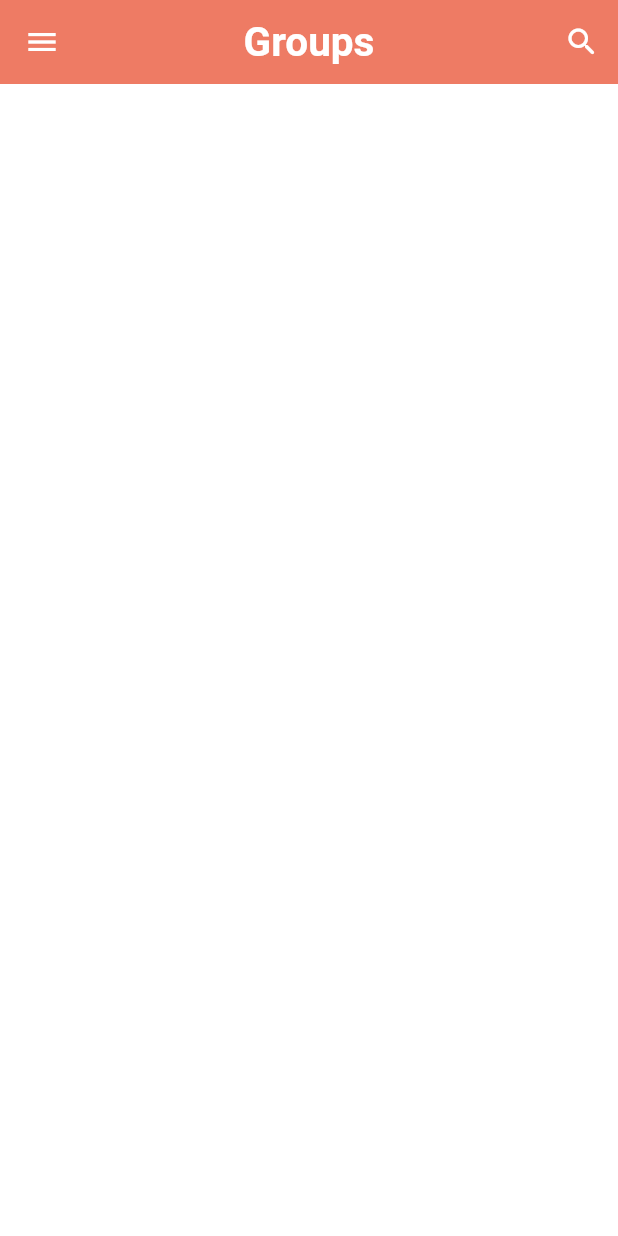
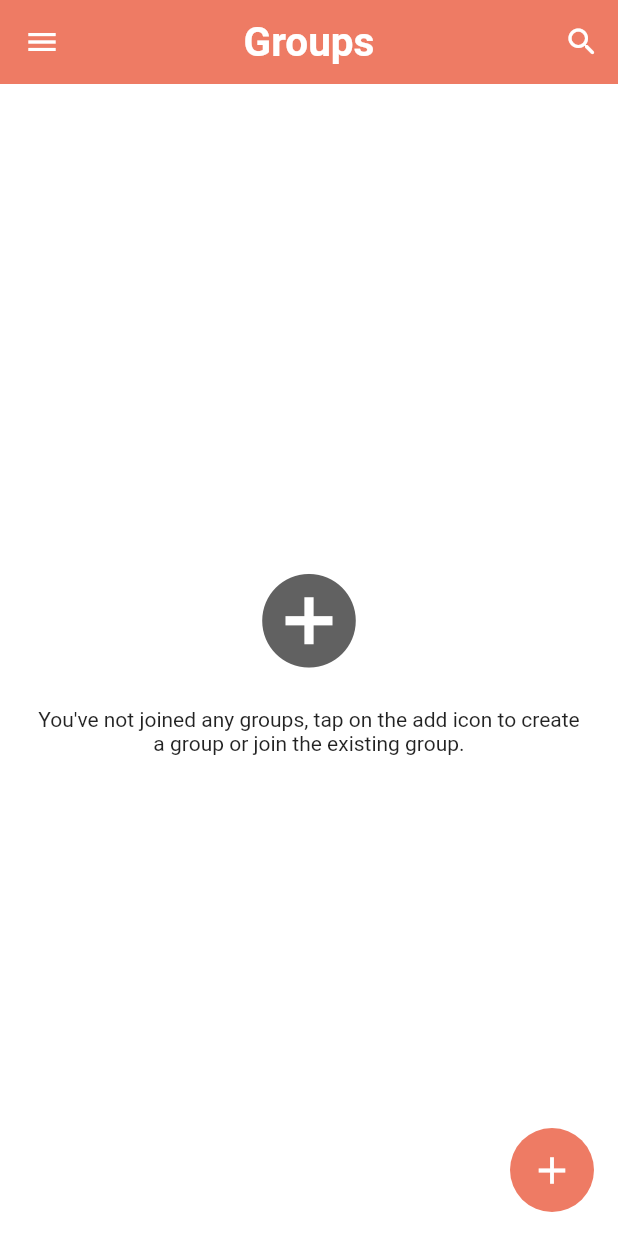
Before and after one commit to harshvarmora28/target_firebase_flutter_app, a Flutter app: the HomePage screen opened directly, on a phone screen of 412 x 824 dp. Run offline on Flutter 3.47's test engine with Material 2 defaults, Android fonts, the light colour scheme and no system bars; our stand-ins replace cloud_firestore, firebase_auth, firebase_core, firebase_storage, shared_preferences; accounts and stored records are empty.

Commit message:
added group button in homepage

```diff
--- a/lib/pages/home_page.dart
+++ b/lib/pages/home_page.dart
@@ -1,9 +1,11 @@
+import 'package:firebase_auth/firebase_auth.dart';
 import 'package:flutter/material.dart';
 import 'package:groupie_chatapp_firebase/helper/helper_function.dart';
 import 'package:groupie_chatapp_firebase/pages/auth/login_page.dart';
 import 'package:groupie_chatapp_firebase/pages/profile_page.dart';
 import 'package:groupie_chatapp_firebase/pages/search_page.dart';
 import 'package:groupie_chatapp_firebase/service/auth_service.dart';
+import 'package:groupie_chatapp_firebase/service/database_service.dart';
 import 'package:groupie_chatapp_firebase/widgets/widgets.dart';
 
 class HomePage extends StatefulWidget {
@@ -17,6 +19,7 @@ class _HomePageState extends State<HomePage> {
   String userName = "";
   String email = "";
   AuthService authService = AuthService();
+  Stream? groups;
 
   @override
   void initState() {
@@ -33,6 +36,13 @@ class _HomePageState extends State<HomePage> {
     await HelperFunction.getUserNameFromSF().then((value) {
       setState(() {
         userName = value!;
+      });
+    });
+    await DatabaseService(uid: FirebaseAuth.instance.currentUser!.uid)
+        .getUserGroups()
+        .then((snapshot) {
+      setState(() {
+        groups = snapshot;
       });
     });
   }
@@ -97,7 +107,12 @@ class _HomePageState extends State<HomePage> {
             ),
             ListTile(
               onTap: () {
-                nextScreenReplace(context, ProfilePage(userName: userName, email: email,));
+                nextScreenReplace(
+                    context,
+                    ProfilePage(
+                      userName: userName,
+                      email: email,
+                    ));
               },
               selectedColor: Theme.of(context).primaryColor,
               contentPadding:
@@ -158,6 +173,75 @@ class _HomePageState extends State<HomePage> {
           ],
         ),
       ),
+      body: groupList(),
+      floatingActionButton: FloatingActionButton(
+        onPressed: () {
+          popUpDialog(context);
+        },
+        elevation: 0,
+        backgroundColor: Theme.of(context).primaryColor,
+        child: const Icon(
+          Icons.add,
+          color: Colors.white,
+          size: 30,
+        ),
+      ),
+    );
+  }
+
+  popUpDialog(BuildContext context) {}
+
+  groupList() {
+    return StreamBuilder(
+        stream: groups,
+        builder: (context, AsyncSnapshot snapshot) {
+          // make some checks
+          if (snapshot.hasData) {
+            if (snapshot.data['groups'] != null) {
+              if (snapshot.data['groups'].length != 0) {
+                return Text("Hello");
+              } else {
+                return noGroupWidget();
+              }
+            } else {
+              return noGroupWidget();
+            }
+          } else {
+            return Center(
+              child: CircularProgressIndicator(
+                color: Theme.of(context).primaryColor,
+              ),
+            );
+          }
+        });
+  }
+
+  noGroupWidget() {
+    return Container(
+      padding: const EdgeInsets.symmetric(horizontal: 25),
+      child: Column(
+        mainAxisAlignment: MainAxisAlignment.center,
+        crossAxisAlignment: CrossAxisAlignment.center,
+        children: [
+          GestureDetector(
+            onTap: () {
+              popUpDialog(context);
+            },
+            child: Icon(
+              Icons.add_circle,
+              color: Colors.grey[700],
+              size: 75,
+            ),
+          ),
+          const SizedBox(
+            height: 20,
+          ),
+          const Text(
+            "You've not joined any groups, tap on the add icon to create a group or join the existing group.",
+            textAlign: TextAlign.center,
+          )
+        ],
+      ),
     );
   }
 }
--- a/lib/service/database_service.dart
+++ b/lib/service/database_service.dart
@@ -27,4 +27,9 @@ class DatabaseService {
         await userCollection.where("email", isEqualTo: email).get();
     return snapshot;
   }
+
+  // getting user groups
+  getUserGroups() async {
+    return userCollection.doc(uid).snapshots();
+  }
 }
```
